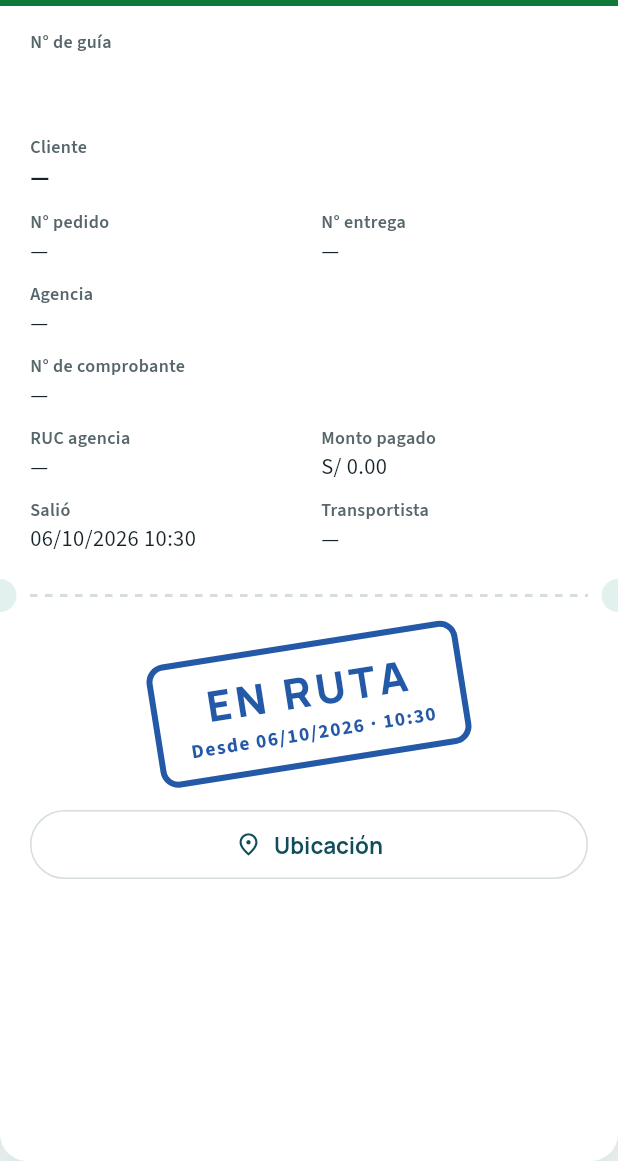
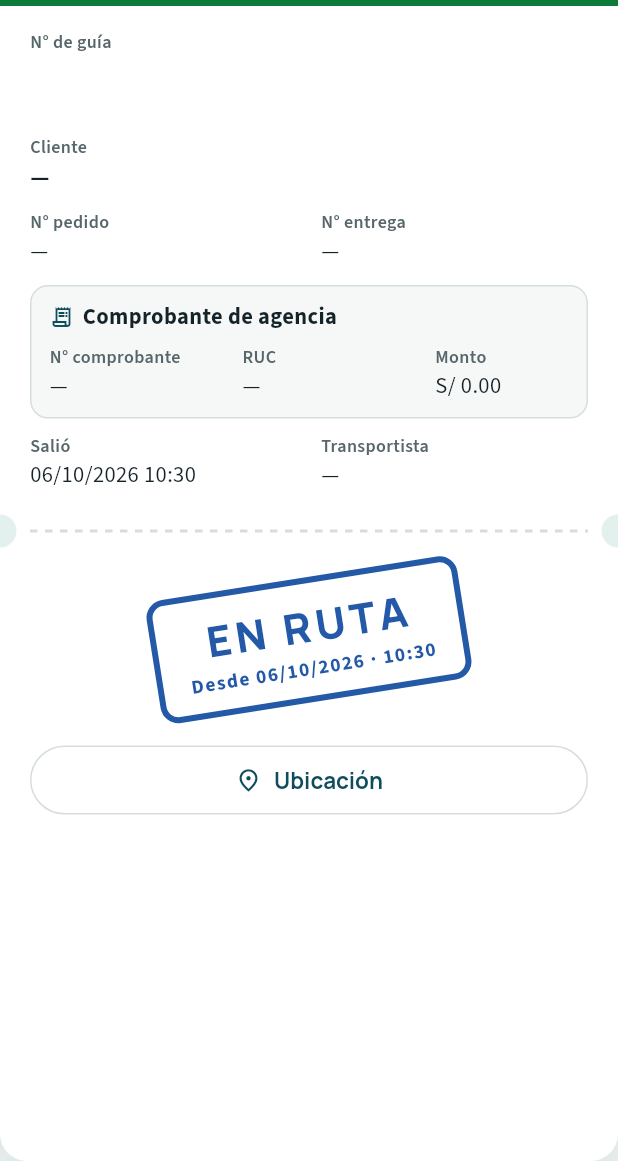
Before and after one commit to pierolupa/Proyectos-IPESA, a Flutter app: the _Boleto widget shown alone on an empty page, opened directly with empty values, on a phone screen of 412 x 824 dp, the part 75-1236 px from its top. Run offline on Flutter 3.47's test engine with Material 3 defaults, Android fonts, the phone set to English and light mode, and no system bars; our stand-ins replace flutter_map, geolocator, image_picker, latlong2, shared_preferences, web; missing offline and left inert: dart:js_interop; accounts and stored records are empty.

Commit message:
Tu guía: a lo ancho en la PC y comprobante de agencia compacto
En pantallas anchas la guía se abre como un boleto con el talón (sello,
Ver foto, Ubicación) al costado, y entra en una sola vista. Los datos del
comprobante de agencia van en un recuadro: el nombre arriba y N°, RUC y
monto en una fila; «Entregada en» ya no repite el nombre de la agencia.

Co-Authored-By: Claude Opus 5.5 <noreply@anthropic.com>
Claude-Session: https://claude.ai/code/session_01QxgwD5UvA7fQf3opB6SeMe

```diff
--- a/app/lib/screens/comercial/rastreo_detalle_screen.dart
+++ b/app/lib/screens/comercial/rastreo_detalle_screen.dart
@@ -70,7 +70,12 @@ class RastreoDetalleScreen extends StatelessWidget {
                         const _BarraSuperior(),
                         Center(
                           child: ConstrainedBox(
-                            constraints: const BoxConstraints(maxWidth: 440),
+                            // En la PC la guía se abre a lo ancho (datos a
+                            // la izquierda, sello a la derecha) para que
+                            // todo entre en una sola vista.
+                            constraints: BoxConstraints(
+                              maxWidth: ancho >= 900 ? 880 : 440,
+                            ),
                             child: Padding(
                               padding: const EdgeInsets.fromLTRB(20, 4, 20, 16),
                               child: guia == null
@@ -248,64 +253,23 @@ class _BoletoState extends State<_Boleto> with SingleTickerProviderStateMixin {
     final guia = widget.guia;
     final (sello, fechaSello) = _textoSello(guia);
     final recojo = sucursalDeRecojo(context, guia);
-    final entrega = lugarDeEntrega(context, guia);
+    // Con el comprobante a la vista, el nombre de la agencia no se repite.
+    final entrega =
+        guia.tieneComprobanteAgencia &&
+            sucursalDeEntrega(context, guia) == null &&
+            guia.tipoEntrega == TipoEntrega.agencia &&
+            guia.estado.esFinal
+        ? 'Agencia'
+        : lugarDeEntrega(context, guia);
     final color = guia.estado.color;
 
-    final boleto = DecoratedBox(
-      decoration: BoxDecoration(
-        color: Colors.white,
-        borderRadius: BorderRadius.circular(18),
-        boxShadow: const [
-          BoxShadow(
-            color: Color(0x2E0F4C5C),
-            blurRadius: 48,
-            offset: Offset(0, 22),
-          ),
-        ],
-      ),
-      child: ClipRRect(
-        borderRadius: BorderRadius.circular(18),
-        child: Column(
-          crossAxisAlignment: CrossAxisAlignment.stretch,
-          children: [
-            Container(
-              color: Colors.black,
-              padding: const EdgeInsets.symmetric(horizontal: 20, vertical: 16),
-              child: Row(
-                children: [
-                  Image.asset(
-                    'assets/brand/ipesa_blanco.png',
-                    height: 18,
-                    semanticLabel: 'IPESA',
-                  ),
-                  const SizedBox(width: 16),
-                  const Expanded(
-                    child: Text(
-                      'GUÍA DE REMISIÓN',
-                      textAlign: TextAlign.right,
-                      overflow: TextOverflow.ellipsis,
-                      style: TextStyle(
-                        color: Color(0xFFC9CFCD),
-                        fontSize: 11,
-                        fontWeight: FontWeight.w700,
-                        letterSpacing: 2.4,
-                      ),
-                    ),
-                  ),
-                ],
-              ),
-            ),
-            Container(height: 4, color: const Color(0xFF0E7A3A)),
-            Padding(
+    final datos = Padding(
       padding: const EdgeInsets.fromLTRB(20, 16, 20, 16),
       child: Column(
         crossAxisAlignment: CrossAxisAlignment.start,
         children: [
           const _Etiqueta('N° de guía'),
-                  Text(
-                    guia.numeroGuia,
-                    style: Ipesa.titulo(30, color: Ipesa.texto),
-                  ),
+          Text(guia.numeroGuia, style: Ipesa.titulo(30, color: Ipesa.texto)),
           const SizedBox(height: 10),
           const _Etiqueta('Cliente'),
           Text(
@@ -326,26 +290,8 @@ class _BoletoState extends State<_Boleto> with SingleTickerProviderStateMixin {
             ],
           ),
           if (guia.tieneComprobanteAgencia) ...[
-                    const SizedBox(height: 10),
-                    _Dato('Agencia', guia.agenciaRazonSocial),
-                    const SizedBox(height: 10),
-                    _Dato('N° de comprobante', guia.agenciaComprobante),
-                    const SizedBox(height: 10),
-                    Row(
-                      crossAxisAlignment: CrossAxisAlignment.start,
-                      children: [
-                        Expanded(child: _Dato('RUC agencia', guia.agenciaRuc)),
-                        const SizedBox(width: 16),
-                        Expanded(
-                          child: _Dato(
-                            'Monto pagado',
-                            guia.agenciaMonto == null
-                                ? ''
-                                : 'S/ ${guia.agenciaMonto!.toStringAsFixed(2)}',
-                          ),
-                        ),
-                      ],
-                    ),
+            const SizedBox(height: 12),
+            _BloqueAgencia(guia: guia),
           ],
           if (recojo != null || entrega != null) ...[
             const SizedBox(height: 10),
@@ -383,8 +329,7 @@ class _BoletoState extends State<_Boleto> with SingleTickerProviderStateMixin {
               Expanded(
                 child: _Dato(
                   'Transportista',
-                          guia.transbordoAceptado &&
-                                  guia.transbordoDe.isNotEmpty
+                  guia.transbordoAceptado && guia.transbordoDe.isNotEmpty
                       ? '${guia.transportista} (transbordo de '
                             '${guia.transbordoDe})'
                       : guia.transportista,
@@ -394,9 +339,9 @@ class _BoletoState extends State<_Boleto> with SingleTickerProviderStateMixin {
           ),
         ],
       ),
-            ),
-            const _Corte(),
-            Padding(
+    );
+
+    final talon = Padding(
       padding: const EdgeInsets.fromLTRB(20, 6, 20, 18),
       child: Column(
         crossAxisAlignment: CrossAxisAlignment.stretch,
@@ -457,6 +402,52 @@ class _BoletoState extends State<_Boleto> with SingleTickerProviderStateMixin {
             ],
           ),
         ],
+      ),
+    );
+
+    final boleto = DecoratedBox(
+      decoration: BoxDecoration(
+        color: Colors.white,
+        borderRadius: BorderRadius.circular(18),
+        boxShadow: const [
+          BoxShadow(
+            color: Color(0x2E0F4C5C),
+            blurRadius: 48,
+            offset: Offset(0, 22),
+          ),
+        ],
+      ),
+      child: ClipRRect(
+        borderRadius: BorderRadius.circular(18),
+        child: Column(
+          crossAxisAlignment: CrossAxisAlignment.stretch,
+          children: [
+            const _Encabezado(),
+            Container(height: 4, color: const Color(0xFF0E7A3A)),
+            LayoutBuilder(
+              builder: (context, c) => c.maxWidth >= 700
+                  // Ancho: el talón con el sello va al costado, como el de
+                  // un boleto, y la guía entra en una sola vista.
+                  ? IntrinsicHeight(
+                      child: Row(
+                        crossAxisAlignment: CrossAxisAlignment.stretch,
+                        children: [
+                          Expanded(child: datos),
+                          const _CorteVertical(),
+                          SizedBox(
+                            width: 330,
+                            child: Column(
+                              mainAxisAlignment: MainAxisAlignment.center,
+                              crossAxisAlignment: CrossAxisAlignment.stretch,
+                              children: [talon],
+                            ),
+                          ),
+                        ],
+                      ),
+                    )
+                  : Column(
+                      crossAxisAlignment: CrossAxisAlignment.stretch,
+                      children: [datos, const _Corte(), talon],
                     ),
             ),
           ],
@@ -563,12 +554,155 @@ class _MediaLuna extends StatelessWidget {
   );
 }
 
+/// La franja negra de arriba, con el logo de IPESA.
+class _Encabezado extends StatelessWidget {
+  const _Encabezado();
+
+  @override
+  Widget build(BuildContext context) => Container(
+    color: Colors.black,
+    padding: const EdgeInsets.symmetric(horizontal: 20, vertical: 16),
+    child: Row(
+      children: [
+        Image.asset(
+          'assets/brand/ipesa_blanco.png',
+          height: 18,
+          semanticLabel: 'IPESA',
+        ),
+        const SizedBox(width: 16),
+        const Expanded(
+          child: Text(
+            'GUÍA DE REMISIÓN',
+            textAlign: TextAlign.right,
+            overflow: TextOverflow.ellipsis,
+            style: TextStyle(
+              color: Color(0xFFC9CFCD),
+              fontSize: 11,
+              fontWeight: FontWeight.w700,
+              letterSpacing: 2.4,
+            ),
+          ),
+        ),
+      ],
+    ),
+  );
+}
+
+/// Los datos del comprobante de agencia, juntos en un recuadro para que no
+/// alarguen la guía.
+class _BloqueAgencia extends StatelessWidget {
+  const _BloqueAgencia({required this.guia});
+
+  final Guia guia;
+
+  @override
+  Widget build(BuildContext context) {
+    return Container(
+      padding: const EdgeInsets.fromLTRB(12, 10, 12, 10),
+      decoration: BoxDecoration(
+        color: Ipesa.fondo,
+        borderRadius: BorderRadius.circular(12),
+        border: Border.all(color: Ipesa.borde),
+      ),
+      child: Column(
+        crossAxisAlignment: CrossAxisAlignment.start,
+        children: [
+          Row(
+            children: [
+              const Icon(
+                Icons.receipt_long_outlined,
+                size: 16,
+                color: Ipesa.petroleo,
+              ),
+              const SizedBox(width: 6),
+              Expanded(
+                child: Text(
+                  guia.agenciaRazonSocial.isEmpty
+                      ? 'Comprobante de agencia'
+                      : guia.agenciaRazonSocial,
+                  style: const TextStyle(
+                    fontSize: 15,
+                    fontWeight: FontWeight.w700,
+                    color: Ipesa.texto,
+                  ),
+                ),
+              ),
+            ],
+          ),
+          const SizedBox(height: 8),
+          Row(
+            crossAxisAlignment: CrossAxisAlignment.start,
+            children: [
+              Expanded(
+                flex: 4,
+                child: _Dato('N° comprobante', guia.agenciaComprobante),
+              ),
+              const SizedBox(width: 10),
+              Expanded(flex: 4, child: _Dato('RUC', guia.agenciaRuc)),
+              const SizedBox(width: 10),
+              Expanded(
+                flex: 3,
+                child: _Dato(
+                  'Monto',
+                  guia.agenciaMonto == null
+                      ? ''
+                      : 'S/ ${guia.agenciaMonto!.toStringAsFixed(2)}',
+                ),
+              ),
+            ],
+          ),
+        ],
+      ),
+    );
+  }
+}
+
+/// El corte del boleto cuando el talón va al costado: línea punteada
+/// vertical con las medias lunas arriba y abajo.
+class _CorteVertical extends StatelessWidget {
+  const _CorteVertical();
+
+  @override
+  Widget build(BuildContext context) {
+    return SizedBox(
+      width: 22,
+      child: Stack(
+        clipBehavior: Clip.none,
+        children: [
+          Positioned.fill(
+            top: 20,
+            bottom: 20,
+            child: CustomPaint(painter: _LineaPunteada(vertical: true)),
+          ),
+          const Positioned(top: -11, left: 0, child: _MediaLuna()),
+          const Positioned(bottom: -11, left: 0, child: _MediaLuna()),
+        ],
+      ),
+    );
+  }
+}
+
 class _LineaPunteada extends CustomPainter {
+  _LineaPunteada({this.vertical = false});
+
+  final bool vertical;
+
   @override
   void paint(Canvas canvas, Size size) {
     final pintura = Paint()
       ..color = Ipesa.borde
       ..strokeWidth = 2;
+    if (vertical) {
+      final x = size.width / 2;
+      for (var y = 0.0; y < size.height; y += 10) {
+        canvas.drawLine(
+          Offset(x, y),
+          Offset(x, math.min(y + 5, size.height)),
+          pintura,
+        );
+      }
+      return;
+    }
     final y = size.height / 2;
     for (var x = 0.0; x < size.width; x += 10) {
       canvas.drawLine(
@@ -580,7 +714,7 @@ class _LineaPunteada extends CustomPainter {
   }
 
   @override
-  bool shouldRepaint(_LineaPunteada anterior) => false;
+  bool shouldRepaint(_LineaPunteada anterior) => anterior.vertical != vertical;
 }
 
 /// Sello de goma: solo el borde y el texto, sin fondo.
```
Also changed, not shown: 1 other file. Lines whose indentation alone changed are shown as unchanged.
